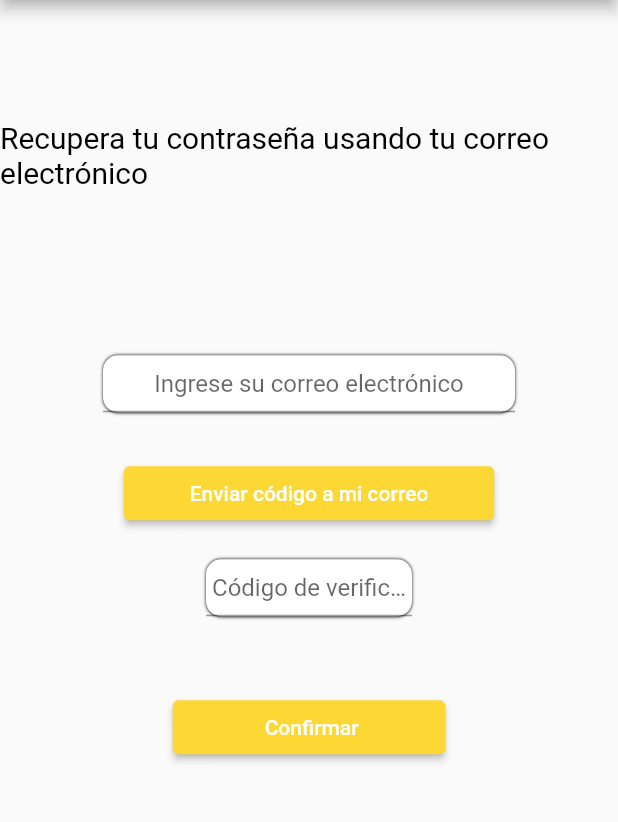
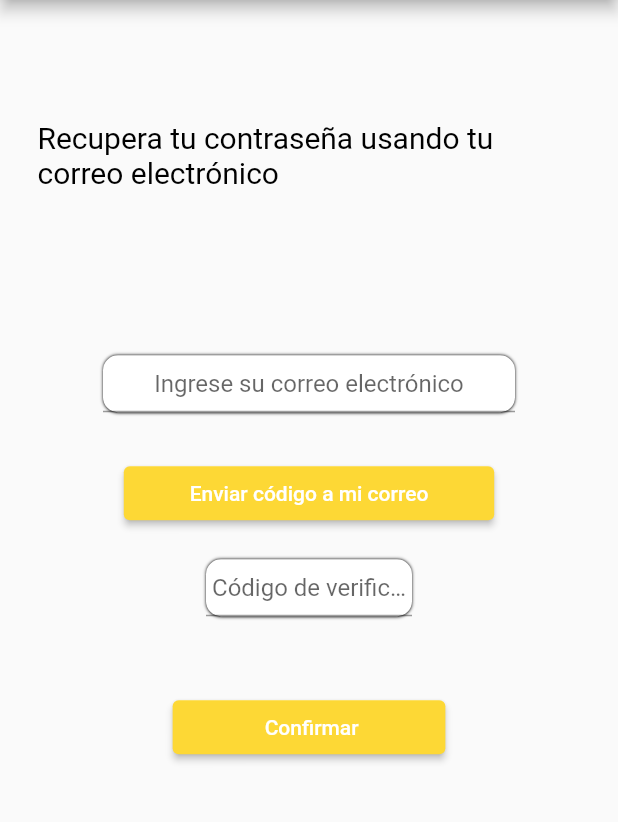
Before and after one commit to taxiSegurito/taxi-segurito-flutter-version, a Flutter app: the RecoveryPass screen opened directly, on a phone screen of 412 x 824 dp, the part 84-906 px from its top. Run offline on Flutter 3.47's test engine with Material 2 defaults, Android fonts, the light colour scheme and no system bars; our stand-ins replace email_validator, fluttertoast; missing offline and left inert: flutter_qr_bar_scanner, mailer.

Commit message:
Fixing UI Errors.

```diff
--- a/lib/pages/login/login_page.dart
+++ b/lib/pages/login/login_page.dart
@@ -1,5 +1,5 @@
 import 'package:flutter/material.dart';
-import 'package:taxi_segurito_app/pages/login/recoveryPass_page.dart';
+import 'package:taxi_segurito_app/pages/user/recoveryPass_page.dart';
 class UserLoginPage extends StatefulWidget {
   const UserLoginPage({Key? key}) : super(key: key);
 
--- a/lib/pages/user/recoveryPass_page.dart
+++ b/lib/pages/user/recoveryPass_page.dart
@@ -55,7 +55,7 @@ class _RecoveryPassState extends State<RecoveryPass> {
                     Align(
                       alignment: Alignment.topCenter,
                       child: Padding(
-                        padding: const EdgeInsets.only(bottom: 10),
+                        padding: const EdgeInsets.only(right: 25,bottom: 10,left: 25),
                         child: Text(
                           "Recupera tu contraseña usando tu correo electrónico",
                           style: TextStyle(color: Colors.black, fontSize: 20),
@@ -83,7 +83,6 @@ class _RecoveryPassState extends State<RecoveryPass> {
                         textAlign: TextAlign.center,
                         onChanged: (text) {email_Controller = text;},
                         decoration: InputDecoration(
-                            //icon: Icon(Icons.account_box_outlined),
                             hintText: "Ingrese su correo electrónico"),
                       ),
                     ),
@@ -93,7 +92,6 @@ class _RecoveryPassState extends State<RecoveryPass> {
                       padding: EdgeInsets.only(top: 30),
                       child: Container(
                         child: Column(
-                          //mainAxisAlignment: MainAxisAlignment.center,
                           children: [
                             ElevatedButton(
                                 style: ButtonStyle(
@@ -134,7 +132,6 @@ class _RecoveryPassState extends State<RecoveryPass> {
                       padding: EdgeInsets.only(top: 50),
                       child: Container(
                         child: Column(
-                          //mainAxisAlignment: MainAxisAlignment.center,
                           children: [
                             ElevatedButton(
                                 style: ButtonStyle(
```
Also changed, not shown: lib/pages/user/updatePassword.dart (+5 -8 lines).
